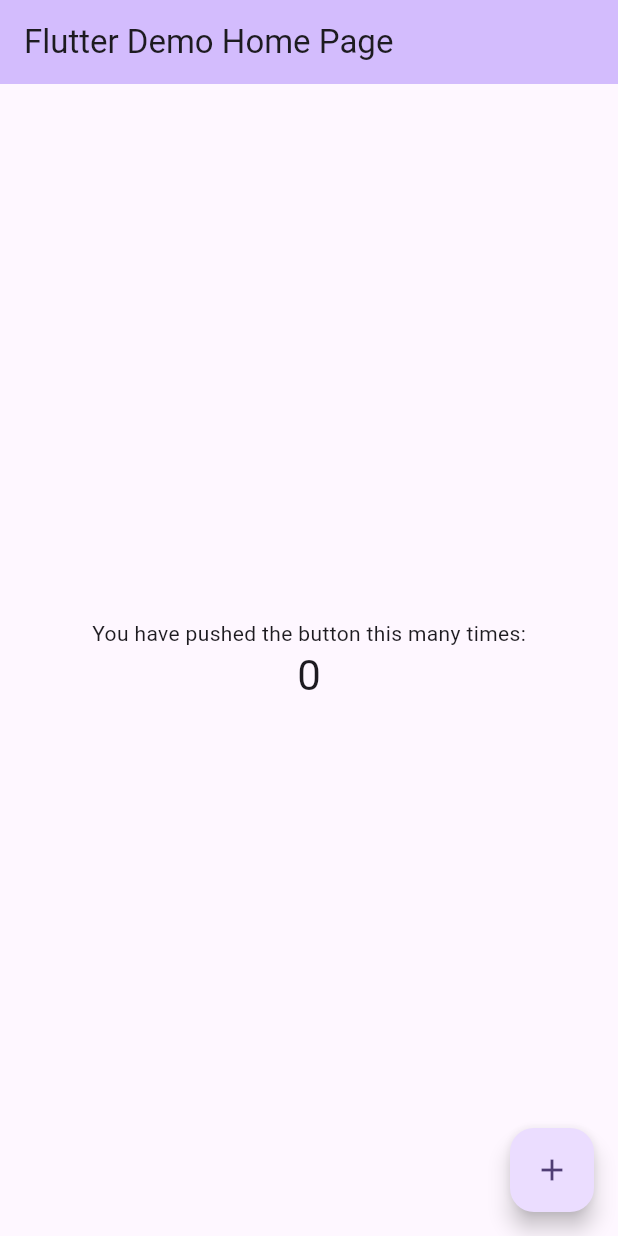
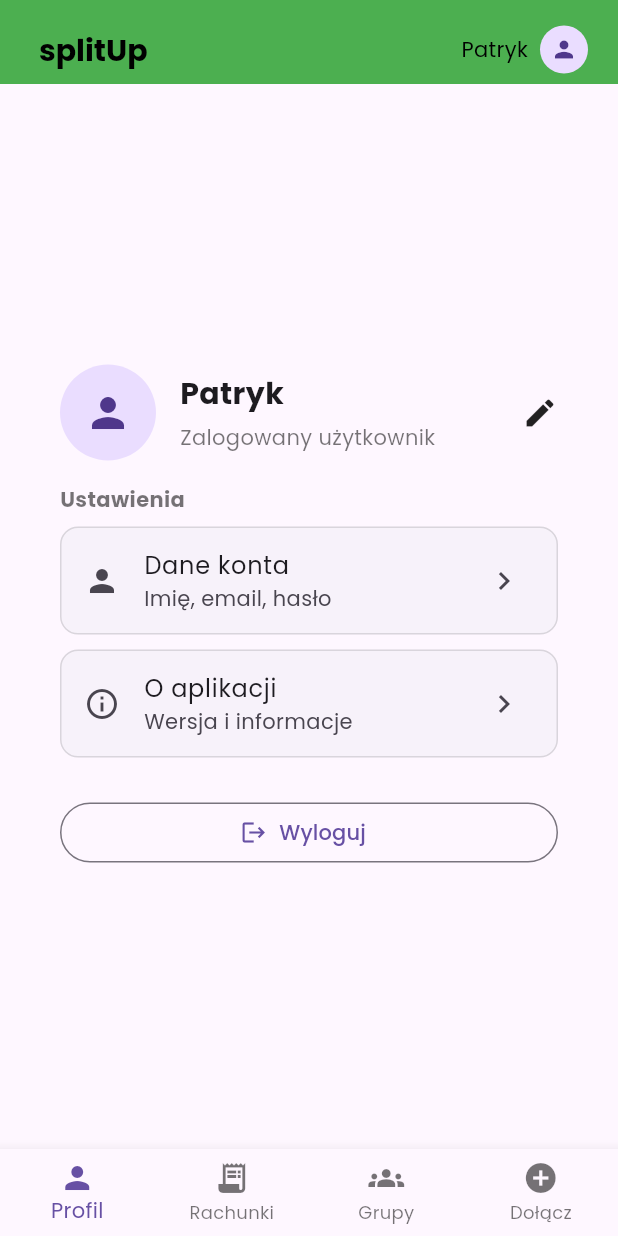
Before and after one commit to patrykbronski/splitUp, a Flutter app: the screen it shows after launch, on a phone screen of 412 x 824 dp. Run offline on Flutter 3.47's test engine with Material 3 defaults, Android fonts, the phone set to English and light mode, and no system bars.

Commit message:
prace nad pierwsza zakladka czyli profil

```diff
--- a/frontend/splitup/lib/main.dart
+++ b/frontend/splitup/lib/main.dart
@@ -1,4 +1,5 @@
 import 'package:flutter/material.dart';
+import 'package:splitup/pages/home.dart';
 
 void main() {
   runApp(const MyApp());
@@ -11,112 +12,9 @@ class MyApp extends StatelessWidget {
   @override
   Widget build(BuildContext context) {
     return MaterialApp(
-      title: 'Flutter Demo',
-      theme: ThemeData(
-        // This is the theme of your application.
-        //
-        // TRY THIS: Try running your application with "flutter run". You'll see
-        // the application has a purple toolbar. Then, without quitting the app,
-        // try changing the seedColor in the colorScheme below to Colors.green
-        // and then invoke "hot reload" (save your changes or press the "hot
-        // reload" button in a Flutter-supported IDE, or press "r" if you used
-        // the command line to start the app).
-        //
-        // Notice that the counter didn't reset back to zero; the application
-        // state is not lost during the reload. To reset the state, use hot
-        // restart instead.
-        //
-        // This works for code too, not just values: Most code changes can be
-        // tested with just a hot reload.
-        colorScheme: ColorScheme.fromSeed(seedColor: Colors.deepPurple),
-      ),
-      home: const MyHomePage(title: 'Flutter Demo Home Page'),
+      debugShowCheckedModeBanner: false,
+      theme: ThemeData(fontFamily: 'Poppins'),
+      home: const HomePage(),
     );
   }
 }
-
-class MyHomePage extends StatefulWidget {
-  const MyHomePage({super.key, required this.title});
-
-  // This widget is the home page of your application. It is stateful, meaning
-  // that it has a State object (defined below) that contains fields that affect
-  // how it looks.
-
-  // This class is the configuration for the state. It holds the values (in this
-  // case the title) provided by the parent (in this case the App widget) and
-  // used by the build method of the State. Fields in a Widget subclass are
-  // always marked "final".
-
-  final String title;
-
-  @override
-  State<MyHomePage> createState() => _MyHomePageState();
-}
-
-class _MyHomePageState extends State<MyHomePage> {
-  int _counter = 0;
-
-  void _incrementCounter() {
-    setState(() {
-      // This call to setState tells the Flutter framework that something has
-      // changed in this State, which causes it to rerun the build method below
-      // so that the display can reflect the updated values. If we changed
-      // _counter without calling setState(), then the build method would not be
-      // called again, and so nothing would appear to happen.
-      _counter++;
-    });
-  }
-
-  @override
-  Widget build(BuildContext context) {
-    // This method is rerun every time setState is called, for instance as done
-    // by the _incrementCounter method above.
-    //
-    // The Flutter framework has been optimized to make rerunning build methods
-    // fast, so that you can just rebuild anything that needs updating rather
-    // than having to individually change instances of widgets.
-    return Scaffold(
-      appBar: AppBar(
-        // TRY THIS: Try changing the color here to a specific color (to
-        // Colors.amber, perhaps?) and trigger a hot reload to see the AppBar
-        // change color while the other colors stay the same.
-        backgroundColor: Theme.of(context).colorScheme.inversePrimary,
-        // Here we take the value from the MyHomePage object that was created by
-        // the App.build method, and use it to set our appbar title.
-        title: Text(widget.title),
-      ),
-      body: Center(
-        // Center is a layout widget. It takes a single child and positions it
-        // in the middle of the parent.
-        child: Column(
-          // Column is also a layout widget. It takes a list of children and
-          // arranges them vertically. By default, it sizes itself to fit its
-          // children horizontally, and tries to be as tall as its parent.
-          //
-          // Column has various properties to control how it sizes itself and
-          // how it positions its children. Here we use mainAxisAlignment to
-          // center the children vertically; the main axis here is the vertical
-          // axis because Columns are vertical (the cross axis would be
-          // horizontal).
-          //
-          // TRY THIS: Invoke "debug painting" (choose the "Toggle Debug Paint"
-          // action in the IDE, or press "p" in the console), to see the
-          // wireframe for each widget.
-          mainAxisAlignment: MainAxisAlignment.center,
-          children: <Widget>[
-            const Text('You have pushed the button this many times:'),
-            Text(
-              '$_counter',
-              style: Theme.of(context).textTheme.headlineMedium,
-            ),
-          ],
-        ),
-      ),
-      floatingActionButton: FloatingActionButton(
-        onPressed: _incrementCounter,
-        tooltip: 'Increment',
-        child: const Icon(Icons.add),
-      ), // This trailing comma makes auto-formatting nicer for build methods.
-    );
-  }
-}
--- /dev/null
+++ b/frontend/splitup/lib/pages/bills.dart
@@ -0,0 +1,10 @@
+import 'package:flutter/material.dart';
+
+class BillsPage extends StatelessWidget {
+  const BillsPage({super.key});
+
+  @override
+  Widget build(BuildContext context) {
+    return const Center(child: Text('Rachunki'));
+  }
+}
--- /dev/null
+++ b/frontend/splitup/lib/pages/groups.dart
@@ -0,0 +1,10 @@
+import 'package:flutter/material.dart';
+
+class GroupsPage extends StatelessWidget {
+  const GroupsPage({super.key});
+
+  @override
+  Widget build(BuildContext context) {
+    return const Center(child: Text('Grupy'));
+  }
+}
--- /dev/null
+++ b/frontend/splitup/lib/pages/home.dart
@@ -0,0 +1,82 @@
+import 'package:flutter/material.dart';
+
+import 'join.dart';
+import 'groups.dart';
+import 'bills.dart';
+import 'profile.dart';
+
+class HomePage extends StatefulWidget {
+  const HomePage({super.key});
+
+  @override
+  State<HomePage> createState() => _HomePageState();
+}
+
+class _HomePageState extends State<HomePage> {
+  int _index = 0;
+
+  final List<Widget> _pages = const [
+    ProfilePage(),
+    BillsPage(),
+    GroupsPage(),
+    JoinPage(),
+  ];
+
+  @override
+  Widget build(BuildContext context) {
+    return Scaffold(
+      appBar: AppBar(
+        title: Padding(
+          padding: const EdgeInsets.only(left: 10, top: 10),
+          child: const Text(
+            'splitUp',
+            style: TextStyle(
+              color: Colors.black,
+              fontSize: 20,
+              fontWeight: FontWeight.bold,
+            ),
+          ),
+        ),
+        backgroundColor: Colors.green,
+        elevation: 0,
+        actions: [
+          Padding(
+            padding: const EdgeInsets.only(right: 20, top: 10),
+            child: Row(
+              children: const [
+                Text(
+                  'Patryk',
+                  style: TextStyle(
+                    color: Colors.black,
+                    fontWeight: FontWeight.w400,
+                  ),
+                ),
+                SizedBox(width: 8),
+                CircleAvatar(radius: 16, child: Icon(Icons.person, size: 18)),
+              ],
+            ),
+          ),
+        ],
+      ),
+
+      body: _pages[_index],
+      bottomNavigationBar: BottomNavigationBar(
+        type: BottomNavigationBarType.fixed,
+        currentIndex: _index,
+        onTap: (newIndex) => setState(() => _index = newIndex),
+        items: const [
+          BottomNavigationBarItem(icon: Icon(Icons.person), label: 'Profil'),
+          BottomNavigationBarItem(
+            icon: Icon(Icons.receipt_long),
+            label: 'Rachunki',
+          ),
+          BottomNavigationBarItem(icon: Icon(Icons.groups), label: 'Grupy'),
+          BottomNavigationBarItem(
+            icon: Icon(Icons.add_circle),
+            label: 'Dołącz',
+          ),
+        ],
+      ),
+    );
+  }
+}
--- /dev/null
+++ b/frontend/splitup/lib/pages/join.dart
@@ -0,0 +1,12 @@
+import 'package:flutter/material.dart';
+
+class JoinPage extends StatelessWidget {
+  const JoinPage({super.key});
+
+  @override
+  Widget build(BuildContext context) {
+    return const Center(
+      child: Text('Dołącz XD'),
+    );
+  }
+}
--- /dev/null
+++ b/frontend/splitup/lib/pages/profile.dart
@@ -0,0 +1,135 @@
+import 'package:flutter/material.dart';
+
+class ProfilePage extends StatelessWidget {
+  const ProfilePage({super.key});
+
+  @override
+  Widget build(BuildContext context) {
+    return Center(
+      child: Padding(
+        padding: const EdgeInsets.all(40.0),
+        child: Column(
+          crossAxisAlignment: CrossAxisAlignment.stretch,
+          mainAxisSize: MainAxisSize.min,
+          children: const [
+            _ProfileHeader(),
+            SizedBox(height: 16),
+            _SectionTitle(title: 'Ustawienia'),
+            SizedBox(height: 8),
+            _ProfileTile(
+              icon: Icons.person,
+              title: 'Dane konta',
+              subtitle: 'Imię, email, hasło',
+            ),
+            _ProfileTile(
+              icon: Icons.info_outline,
+              title: 'O aplikacji',
+              subtitle: 'Wersja i informacje',
+            ),
+            SizedBox(height: 16),
+            _LogoutButton(),
+          ],
+        ),
+      ),
+    );
+  }
+}
+
+class _ProfileHeader extends StatelessWidget {
+  const _ProfileHeader();
+
+  @override
+  Widget build(BuildContext context) {
+    return Row(
+      children: [
+        const CircleAvatar(radius: 32, child: Icon(Icons.person, size: 32)),
+        const SizedBox(width: 16),
+        Expanded(
+          child: Column(
+            crossAxisAlignment: CrossAxisAlignment.start,
+            children: const [
+              Text(
+                'Patryk',
+                style: TextStyle(fontSize: 20, fontWeight: FontWeight.bold),
+              ),
+              SizedBox(height: 4),
+              Text(
+                'Zalogowany użytkownik',
+                style: TextStyle(color: Colors.black54),
+              ),
+            ],
+          ),
+        ),
+        const Icon(Icons.edit),
+      ],
+    );
+  }
+}
+
+class _SectionTitle extends StatelessWidget {
+  final String title;
+  const _SectionTitle({required this.title});
+
+  @override
+  Widget build(BuildContext context) {
+    return Text(
+      title,
+      style: const TextStyle(
+        fontSize: 14,
+        fontWeight: FontWeight.bold,
+        color: Colors.black54,
+      ),
+    );
+  }
+}
+
+class _ProfileTile extends StatelessWidget {
+  final IconData icon;
+  final String title;
+  final String subtitle;
+
+  const _ProfileTile({
+    required this.icon,
+    required this.title,
+    required this.subtitle,
+  });
+
+  @override
+  Widget build(BuildContext context) {
+    return Card(
+      elevation: 0,
+      margin: const EdgeInsets.only(bottom: 10),
+      shape: RoundedRectangleBorder(
+        borderRadius: BorderRadius.circular(12),
+        side: const BorderSide(color: Colors.black12),
+      ),
+      child: ListTile(
+        leading: Icon(icon),
+        title: Text(title),
+        subtitle: Text(subtitle),
+        trailing: const Icon(Icons.chevron_right),
+        onTap: () {
+          // na razie puste; później tu dasz nawigację do podstron
+        },
+      ),
+    );
+  }
+}
+
+class _LogoutButton extends StatelessWidget {
+  const _LogoutButton();
+
+  @override
+  Widget build(BuildContext context) {
+    return OutlinedButton.icon(
+      onPressed: () {
+        // później: wylogowanie (Firebase / SharedPreferences)
+        ScaffoldMessenger.of(context).showSnackBar(
+          const SnackBar(content: Text('Wylogowanie - do zrobienia')),
+        );
+      },
+      icon: const Icon(Icons.logout),
+      label: const Text('Wyloguj'),
+    );
+  }
+}
```
Also changed, not shown: frontend/splitup/pubspec.yaml (+14 -9 lines), frontend/splitup/fonts/Poppins-Bold.ttf (added), frontend/splitup/fonts/Poppins-Medium.ttf (added), frontend/splitup/fonts/Poppins-Regular.ttf (added), frontend/splitup/fonts/Poppins-SemiBold.ttf (added).
